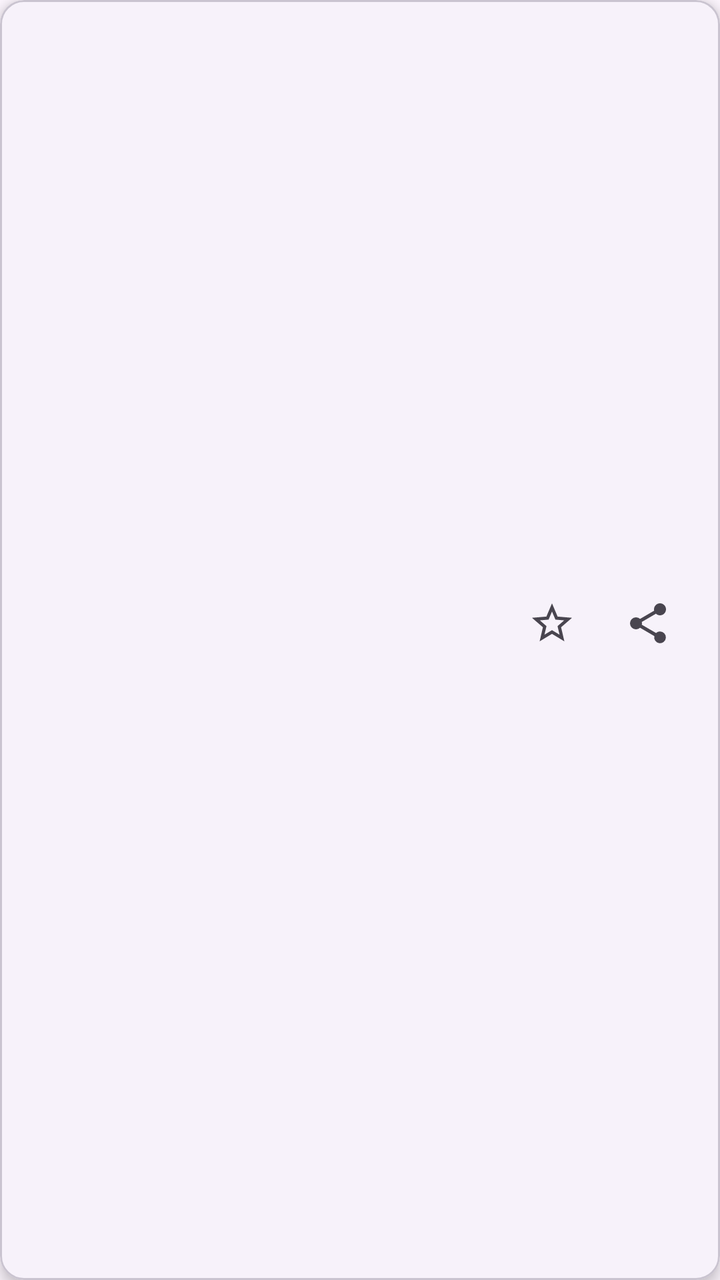
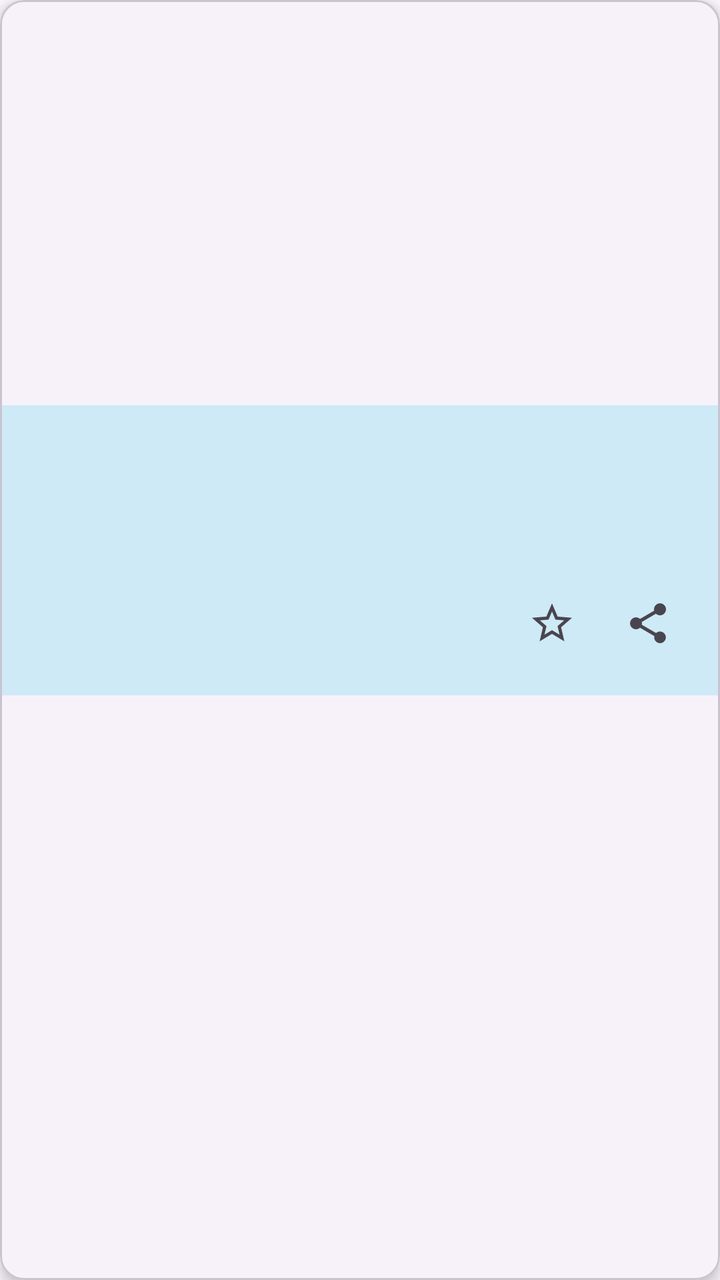

Compare the two renders of this Android layout. The source of the first and the diff that turns it into the second are given below.
<!-- AndroidManifest.xml: application theme Theme.NewsApp -->
<!-- res/layout/item_news.xml -->
<?xml version="1.0" encoding="utf-8"?>
<com.google.android.material.card.MaterialCardView xmlns:android="http://schemas.android.com/apk/res/android"
    xmlns:app="http://schemas.android.com/apk/res-auto"
    android:layout_width="match_parent"
    android:layout_height="wrap_content"
    android:layout_marginHorizontal="12dp"
    android:layout_marginVertical="6dp"
    app:cardBackgroundColor="?attr/colorSurfaceContainerLow"
    app:cardCornerRadius="12dp"
    app:cardElevation="4dp">

    <androidx.constraintlayout.widget.ConstraintLayout
        android:layout_width="match_parent"
        android:layout_height="wrap_content">

        <ImageView
            android:id="@+id/iv_news_image"
            android:layout_width="0dp"
            android:layout_height="0dp"
            android:contentDescription="@string/news_image"
            android:scaleType="centerCrop"
            app:layout_constraintDimensionRatio="H,16:9"
            app:layout_constraintStart_toStartOf="parent"
            app:layout_constraintEnd_toEndOf="parent"
            app:layout_constraintTop_toTopOf="parent" />

        <LinearLayout
            android:layout_width="0dp"
            android:layout_height="wrap_content"
            android:orientation="vertical"
            android:padding="12dp"
            app:layout_constraintStart_toStartOf="parent"
            app:layout_constraintEnd_toEndOf="parent"
            app:layout_constraintTop_toBottomOf="@id/iv_news_image"
            app:layout_constraintBottom_toBottomOf="parent">


            <TextView
                android:id="@+id/tv_title"
                android:layout_width="match_parent"
                android:layout_height="wrap_content"
                android:ellipsize="end"
                android:maxLines="2"
                android:textColor="?attr/colorOnSurface"
                android:textSize="16sp"
                android:textStyle="bold" />

            <TextView
                android:id="@+id/tv_description"
                android:layout_width="match_parent"
                android:layout_height="wrap_content"
                android:layout_marginTop="6dp"
                android:ellipsize="end"
                android:maxLines="3"
                android:textColor="?attr/colorOnSurfaceVariant"
                android:textSize="14sp" />


            <LinearLayout
                android:layout_width="match_parent"
                android:layout_height="wrap_content"
                android:layout_marginTop="10dp"
                android:orientation="horizontal">

                <TextView
                    android:id="@+id/tvPublishedAt"
                    android:layout_width="wrap_content"
                    android:layout_height="wrap_content"
                    android:textColor="?attr/colorOutline"
                    android:textSize="12sp" />
            </LinearLayout>

            <LinearLayout
                android:layout_width="match_parent"
                android:layout_height="wrap_content"
                android:gravity="center_vertical"
                android:orientation="horizontal">

                <TextView
                    android:id="@+id/tv_source"
                    android:layout_width="0dp"
                    android:layout_height="wrap_content"
                    android:layout_marginEnd="8dp"
                    android:layout_weight="1"
                    android:ellipsize="end"
                    android:maxLines="2"
                    android:textColor="?attr/colorPrimary"
                    android:textSize="12sp"
                    android:textStyle="italic" />

                <ImageButton
                    android:id="@+id/btnFavorito"
                    android:layout_width="48dp"
                    android:layout_height="48dp"
                    android:background="?attr/selectableItemBackgroundBorderless"
                    android:contentDescription="@string/news_add_favorite"
                    android:scaleType="center"
                    app:srcCompat="@drawable/news_favorite_icon"
                    app:tint="@color/news_favorite_tint" />

                <ImageButton
                    android:id="@+id/btnDownload"
                    android:layout_width="48dp"
                    android:layout_height="48dp"
                    android:background="?attr/selectableItemBackgroundBorderless"
                    android:contentDescription="@string/download_article"
                    android:scaleType="center"
                    android:visibility="gone"
                    app:srcCompat="@drawable/ic_download"
                    app:tint="?attr/colorPrimary" />

                <ImageButton
                    android:id="@+id/btnShare"
                    android:layout_width="48dp"
                    android:layout_height="48dp"
                    android:background="?attr/selectableItemBackgroundBorderless"
                    android:contentDescription="@string/news_share"
                    android:scaleType="center"
                    app:srcCompat="@drawable/ic_share"
                    app:tint="?attr/colorOnSurfaceVariant" />
            </LinearLayout>

        </LinearLayout>

    </androidx.constraintlayout.widget.ConstraintLayout>

</com.google.android.material.card.MaterialCardView>
<!-- resources referenced by this layout -->
<resources>
  <!-- drawable ic_download (drawable) -->
  <vector xmlns:android="http://schemas.android.com/apk/res/android"
      android:width="24dp"
      android:height="24dp"
      android:viewportWidth="24"
      android:viewportHeight="24">
      <path
          android:fillColor="#FF000000"
          android:pathData="M11,3h2v10l3.5,-3.5L18,11l-6,6 -6,-6 1.5,-1.5L11,13zM5,19h14v2H5z" />
  </vector>
  <!-- drawable ic_share (drawable) -->
  <vector xmlns:android="http://schemas.android.com/apk/res/android"
      android:width="24dp"
      android:height="24dp"
      android:viewportWidth="24"
      android:viewportHeight="24">
      <path
          android:fillColor="#FF000000"
          android:pathData="M18,16.08c-0.76,0 -1.44,0.3 -1.96,0.77L8.91,12.7a3.3,3.3 0,0 0,0 -1.4l7.05,-4.11A3,3 0,1 0,15 5c0,0.23 0.03,0.46 0.08,0.68L8.03,9.79a3,3 0,1 0,0 4.42l7.12,4.16a2.93,2.93 0,1 0,2.85 -2.29z" />
  </vector>
  <!-- drawable news_favorite_icon (drawable) -->
  <selector xmlns:android="http://schemas.android.com/apk/res/android">
      <item android:state_activated="true" android:drawable="@drawable/ic_news_star_filled" />
      <item android:drawable="@drawable/ic_news_star_outline" />
  </selector>
  <string name="download_article">Descargar noticia</string>
  <string name="news_add_favorite">Guardar en favoritos</string>
  <string name="news_image">Imagen de la noticia</string>
  <string name="news_share">Compartir noticia</string>
  <style name="Theme.NewsApp" parent="Base.Theme.NewsApp">
          <item name="materialAlertDialogTheme">@style/ThemeOverlay.NewsApp.Dialog</item>
          <item name="snackbarStyle">@style/Widget.NewsApp.Snackbar</item>
      </style>
  <!-- drawable ic_news_star_filled (drawable) -->
  <vector xmlns:android="http://schemas.android.com/apk/res/android"
      android:width="24dp"
      android:height="24dp"
      android:viewportWidth="24"
      android:viewportHeight="24">
      <path
          android:fillColor="#000000"
          android:pathData="M12,17.27L18.18,21l-1.64,-7.03L22,9.24l-7.19,-0.61L12,2 9.19,8.63 2,9.24l5.46,4.73L5.82,21z" />
  </vector>
  <!-- drawable ic_news_star_outline (drawable) -->
  <vector xmlns:android="http://schemas.android.com/apk/res/android"
      android:width="24dp"
      android:height="24dp"
      android:viewportWidth="24"
      android:viewportHeight="24">
      <path
          android:fillColor="#000000"
          android:pathData="M22,9.24l-7.19,-0.62L12,2 9.19,8.63 2,9.24l5.46,4.73L5.82,21 12,17.27 18.18,21l-1.63,-7.03L22,9.24zM12,15.4l-3.76,2.27 1,-4.28 -3.32,-2.88 4.38,-0.38L12,6.1l1.71,4.04 4.38,0.38 -3.32,2.88 1,4.28z"
          android:fillType="evenOdd" />
  </vector>
  <style name="Base.Theme.NewsApp" parent="Theme.Material3.DayNight.NoActionBar">
          
          
      </style>
  <style name="ThemeOverlay.NewsApp.Dialog" parent="ThemeOverlay.Material3.MaterialAlertDialog">
          <item name="alertDialogStyle">@style/MaterialAlertDialog.NewsApp</item>
      </style>
  <style name="Widget.NewsApp.Snackbar" parent="Widget.Material3.Snackbar">
          <item name="shapeAppearance">@style/ShapeAppearance.NewsApp.Snackbar</item>
          <item name="android:layout_margin">16dp</item>
      </style>
  <style name="MaterialAlertDialog.NewsApp" parent="MaterialAlertDialog.Material3">
          <item name="backgroundTint">?attr/colorSurfaceContainerHigh</item>
          <item name="shapeAppearance">@style/ShapeAppearance.NewsApp.Dialog</item>
      </style>
  <style name="ShapeAppearance.NewsApp.Snackbar" parent="">
          <item name="cornerFamily">rounded</item>
          <item name="cornerSize">16dp</item>
      </style>
  <style name="ShapeAppearance.NewsApp.Dialog" parent="">
          <item name="cornerFamily">rounded</item>
          <item name="cornerSize">28dp</item>
      </style>
</resources>

<!-- the commit's change to res/layout/item_news.xml (unified diff, before → after) -->
@@ -27,12 +27,13 @@
         <LinearLayout
             android:layout_width="0dp"
             android:layout_height="wrap_content"
+            android:background="#CEEAF6"
             android:orientation="vertical"
             android:padding="12dp"
+            app:layout_constraintBottom_toBottomOf="parent"
+            app:layout_constraintEnd_toEndOf="parent"
             app:layout_constraintStart_toStartOf="parent"
-            app:layout_constraintEnd_toEndOf="parent"
-            app:layout_constraintTop_toBottomOf="@id/iv_news_image"
-            app:layout_constraintBottom_toBottomOf="parent">
+            app:layout_constraintTop_toBottomOf="@id/iv_news_image">
 
 
             <TextView
